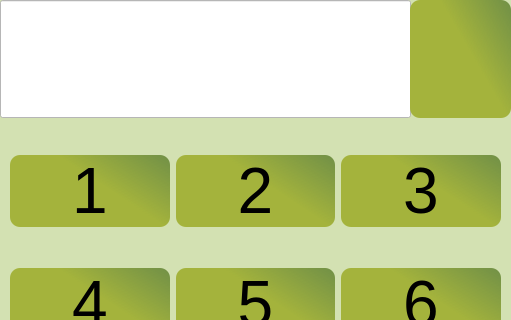
The window that logindialog.ui (darryusa/QtProcess) describes before a commit, drawn with Qt 5; both pictures show x 0 to 511 and y 0 to 320 of the 511 by 600 pixel window.
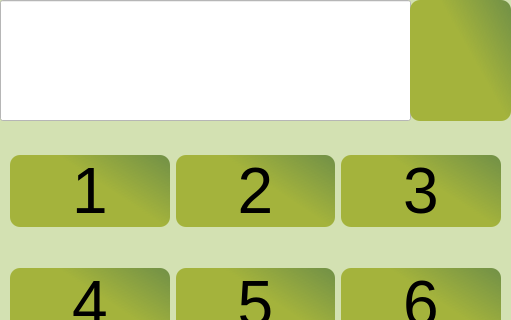
The same window after the commit. Icons and pictures are not drawn.

```diff
--- a/logindialog.ui
+++ b/logindialog.ui
@@ -463,7 +463,7 @@
      <x>0</x>
      <y>0</y>
      <width>411</width>
-     <height>118</height>
+     <height>121</height>
     </rect>
    </property>
    <property name="font">
@@ -490,7 +490,7 @@
      <x>410</x>
      <y>0</y>
      <width>101</width>
-     <height>118</height>
+     <height>121</height>
     </rect>
    </property>
    <property name="styleSheet">
```
